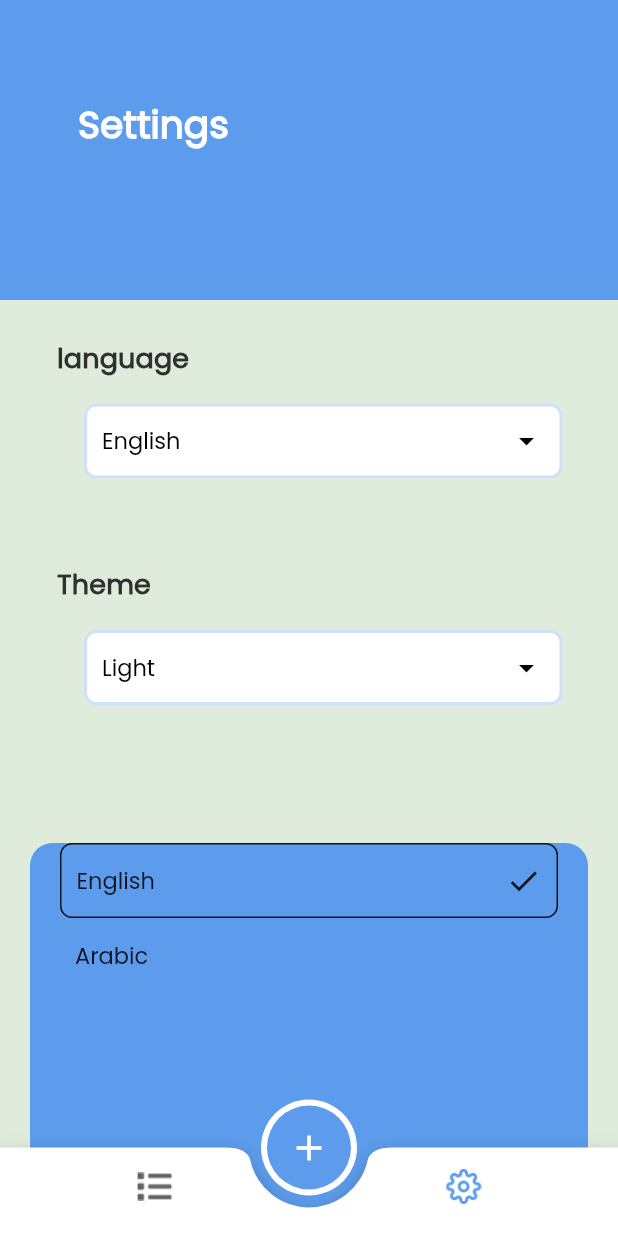
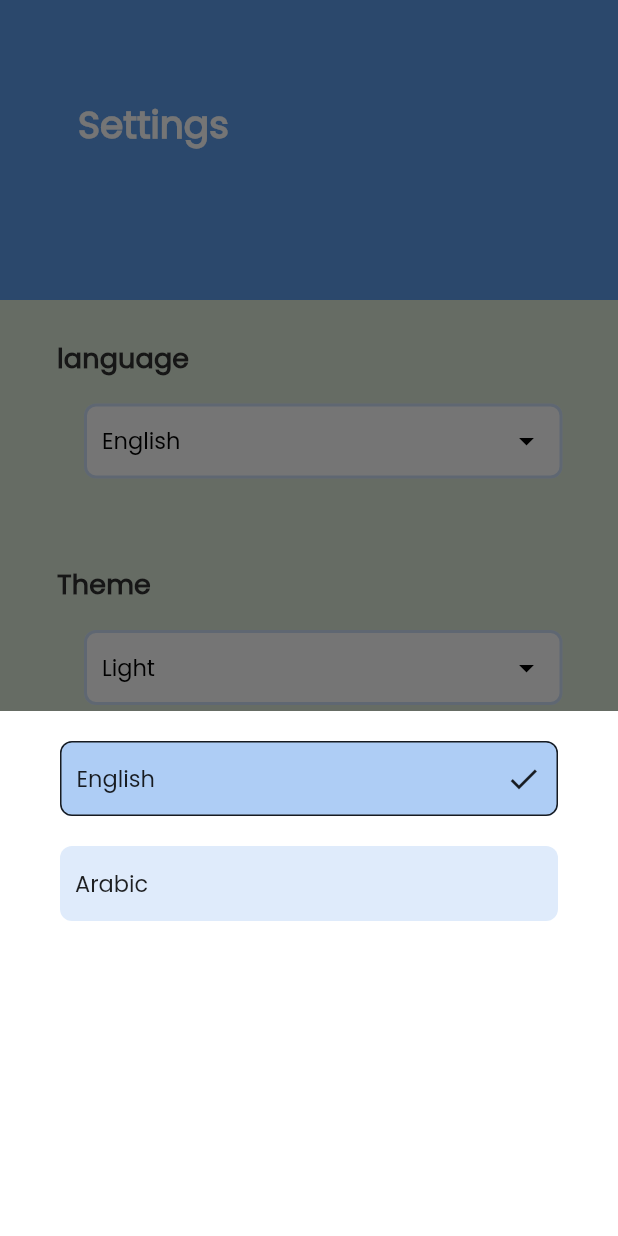
Before and after one commit to bstawy/To-Do, a Flutter app: the screen it shows after launch, item 2 of the bottom bar chosen, after a tap on "English", on a phone screen of 412 x 824 dp. Run offline on Flutter 3.47's test engine with Material 2 defaults, Android fonts, the phone set to English and light mode, and no system bars; our stand-ins replace calendar_timeline, flutter_slidable.

Commit message:
change style

```diff
--- a/lib/pages/settings/settings_view.dart
+++ b/lib/pages/settings/settings_view.dart
@@ -13,8 +13,6 @@ class SettingsView extends StatefulWidget {
 }
 
 class _SettingsViewState extends State<SettingsView> {
-
-
   @override
   Widget build(BuildContext context) {
     var mediaQuery = MediaQuery.of(context).size;
@@ -41,9 +39,7 @@ class _SettingsViewState extends State<SettingsView> {
           settingOptionTitle: 'language',
           selectedOption: 'English',
           onClicked: () {
-            if(!appProvider.isLanguageBottomSheetVisible) {
-              appProvider.changeLanguageSheetStatus('open');
-            }
+            showLanguageBottomSheet(context);
           },
         ),
         const SizedBox(height: 40),
@@ -51,38 +47,24 @@ class _SettingsViewState extends State<SettingsView> {
           settingOptionTitle: 'Theme',
           selectedOption: 'Light',
           onClicked: () {
-            if(!appProvider.isThemeBottomSheetVisible) {
-              appProvider.changeThemeSheetStatus('open');
-            }
+            showThemeBottomSheet(context);
           },
-        ),
-        Visibility(
-          visible: appProvider.isLanguageBottomSheetVisible,
-          child: Expanded(
-            child: Container(
-              margin: const EdgeInsets.only(left: 20, right: 20,top: 75),
-              decoration: BoxDecoration(
-                color: theme.colorScheme.primary,
-                borderRadius: BorderRadius.circular(15),
-              ),
-              child: const LanguageBottomSheetWidget(),
-            ),
-          ),
-        ),
-        Visibility(
-          visible: appProvider.isThemeBottomSheetVisible,
-          child: Expanded(
-            child: Container(
-              margin: const EdgeInsets.only(left: 20, right: 20,top: 75),
-              decoration: BoxDecoration(
-                color: theme.colorScheme.primary,
-                borderRadius: BorderRadius.circular(15),
-              ),
-              child: const ThemeBottomSheetWidget(),
-            ),
-          ),
         ),
       ],
     );
   }
+
+  void showLanguageBottomSheet(BuildContext context) {
+    showModalBottomSheet(
+      context: context,
+      builder: (context) => const LanguageBottomSheetWidget(),
+    );
+  }
+
+  void showThemeBottomSheet(BuildContext context) {
+    showModalBottomSheet(
+      context: context,
+      builder: (context) => const ThemeBottomSheetWidget(),
+    );
+  }
 }
--- a/lib/pages/settings/widgets/language_bottom_sheet.dart
+++ b/lib/pages/settings/widgets/language_bottom_sheet.dart
@@ -19,30 +19,40 @@ class _LanguageBottomSheetWidgetState extends State<LanguageBottomSheetWidget> {
   Widget build(BuildContext context) {
     var appProvider = Provider.of<AppProvider>(context);
 
-    return Column(
+    return Container(
+      height: 350,
+      padding: const EdgeInsets.all(20),
+      decoration: const BoxDecoration(
+        color: Colors.white,
+        borderRadius: BorderRadius.only(
+          topLeft: Radius.circular(20),
+          topRight: Radius.circular(20),
+        ),
+      ),
+      child: Column(
         crossAxisAlignment: CrossAxisAlignment.start,
         children: [
           GestureDetector(
             onTap: () {
               //appProvider.changeLanguage('en');
-            //Navigator.pop(context);
-            appProvider.changeLanguageSheetStatus('close');
+              Navigator.pop(context);
             },
             child: const SelectedOption(
               selectedOptionTitle: 'English',
             ),
           ),
+          SizedBox(height: 20),
           GestureDetector(
             onTap: () {
               //appProvider.changeLanguage('ar');
-            // Navigator.pop(context);
-            appProvider.changeLanguageSheetStatus('close');
+              Navigator.pop(context);
             },
             child: const UnselectedOption(
               unselectedOptionTitle: 'Arabic',
             ),
           ),
         ],
+      ),
     );
   }
 }
```
Also changed, not shown: lib/pages/settings/widgets/theme_bottom_sheet.dart (+6 -4 lines). Lines whose indentation alone changed are shown as unchanged.
